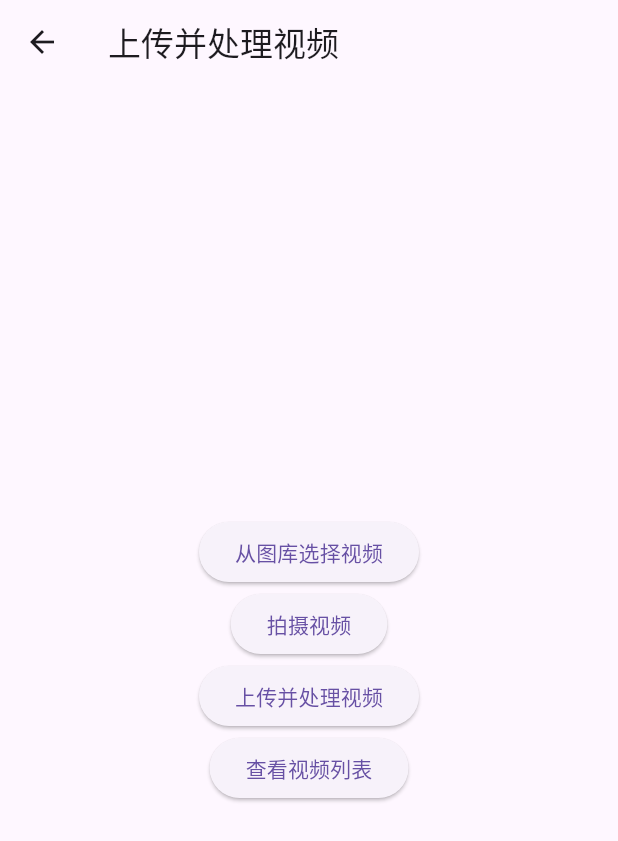
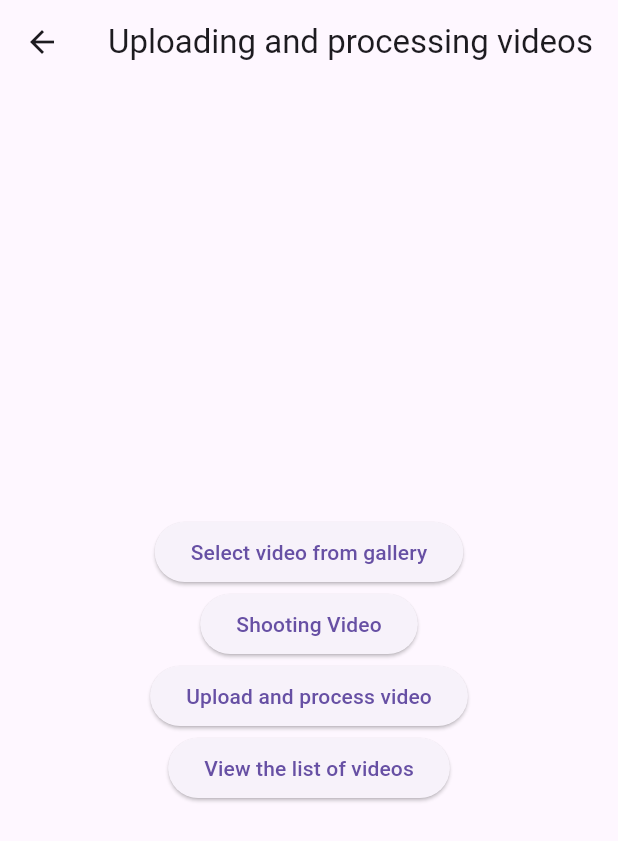
Before and after one commit to Smartphone-Motion-Lab/MaoZiyang-csi6900-frontend, a Flutter app: the UploadAndProcessVideoPage screen opened directly, on a phone screen of 412 x 824 dp. Shown: the top 841 px of the screen. Run offline on Flutter 3.47's test engine with Material 3 defaults, Android fonts, the phone set to English and light mode, and no system bars; our stand-ins replace firebase_auth, firebase_core, image_picker, permission_handler, video_player; missing offline and left inert: dart:ffi; accounts and stored records are empty.

Commit message:
Initial commit: frontend code

```diff
--- a/sportl_estimation/lib/UploadAndProcessVideoPage.dart
+++ b/sportl_estimation/lib/UploadAndProcessVideoPage.dart
@@ -100,8 +100,8 @@ class _UploadAndProcessVideoPageState extends State<UploadAndProcessVideoPage> {
     _videoController = VideoPlayerController.file(videoFile!)
       ..initialize().then((_) {
         setState(() {});
-        _videoController!.setLooping(false); // 确保视频不会循环播放
-        _videoController!.addListener(checkVideo); // 添加监听器检查视频是否结束
+        _videoController!.setLooping(false);
+        _videoController!.addListener(checkVideo);
       });
     _videoController!.addListener(() {
       setState(
@@ -110,34 +110,32 @@ class _UploadAndProcessVideoPageState extends State<UploadAndProcessVideoPage> {
   }
 
   void checkVideo() {
-    // 如果视频播放结束
     if (_videoController!.value.position == _videoController!.value.duration) {
-      _videoController!.seekTo(Duration.zero); // 重置视频到起始位置
-      _videoController!.pause(); // 暂停视频
-      setState(() {}); // 更新UI
+      _videoController!.seekTo(Duration.zero);
+      _videoController!.pause();
+      setState(() {});
     }
   }
 
   Future<void> _uploadVideoAndProcess() async {
     if (videoFile == null) {
-      _showSnackbar("请选择一个视频");
+      _showSnackbar("Please select a video");
       return;
     }
     setState(() {
       _isUploading = true;
     });
 
-    // 上传视频并接收处理结果
     bool success = await uploadAndProcessVideo(videoFile!);
 
     setState(() {
       _isUploading = false;
     });
-    // 判断上传是否成功
+
     if (success) {
-      _showSnackbar("视频处理完成");
+      _showSnackbar("Video processing completed");
     } else {
-      _showSnackbar("视频处理失败");
+      _showSnackbar("Video Processing Failure");
     }
   }
 
@@ -155,7 +153,7 @@ class _UploadAndProcessVideoPageState extends State<UploadAndProcessVideoPage> {
   @override
   Widget build(BuildContext context) {
     return Scaffold(
-      appBar: AppBar(title: const Text("上传并处理视频")),
+      appBar: AppBar(title: const Text("Uploading and processing videos")),
       body: Center(
         child: SingleChildScrollView(
           child: Column(
@@ -202,22 +200,22 @@ class _UploadAndProcessVideoPageState extends State<UploadAndProcessVideoPage> {
                 ),
               ElevatedButton(
                 onPressed: _pickVideo,
-                child: const Text("从图库选择视频"),
+                child: const Text("Select video from gallery"),
               ),
               ElevatedButton(
                 onPressed: _captureVideo,
-                child: const Text("拍摄视频"),
+                child: const Text("Shooting Video"),
               ),
               ElevatedButton(
                 onPressed: _uploadVideoAndProcess,
-                child: const Text("上传并处理视频"),
+                child: const Text("Upload and process video"),
               ),
               ElevatedButton(
                 onPressed: () => Navigator.push(
                     context,
                     MaterialPageRoute(
                         builder: (context) => const VideoListPage())),
-                child: const Text("查看视频列表"),
+                child: const Text("View the list of videos"),
               ),
               if (_isUploading) const CircularProgressIndicator(),
             ],
--- a/sportl_estimation/lib/file_utils.dart
+++ b/sportl_estimation/lib/file_utils.dart
@@ -1,13 +1,13 @@
 import 'package:path_provider/path_provider.dart';
 import 'dart:io';
 
-// 获取应用文档目录并保存视频文件
+// Get the application document directory and save the video file
 Future<void> saveVideoFile(File videoFile) async {
   try {
     final directory = await getApplicationDocumentsDirectory();
-    final newFilePath = '${directory.path}/your_video.mp4'; // 修改为你要保存的视频文件名
+    final newFilePath = '${directory.path}/your_video.mp4';
     final newFile = await videoFile.copy(newFilePath);
-    print('视频保存路径：$newFilePath'); // 使用这个路径来处理视频或者显示蒙版
+    print('视频保存路径：$newFilePath');
   } catch (e) {
     print('保存视频文件时出错: $e');
   }
--- a/sportl_estimation/lib/image_picker_page.dart
+++ b/sportl_estimation/lib/image_picker_page.dart
@@ -12,13 +12,13 @@ class MyImagePicker extends StatefulWidget {
 class _MyImagePickerState extends State<MyImagePicker> {
   final ImagePicker _picker = ImagePicker();
   XFile? _image;
-  bool _isPicking = false; // 用于跟踪 ImagePicker 的状态
+  bool _isPicking = false;
 
   Future<void> _pickImage() async {
-    if (_isPicking) return; // 如果 ImagePicker 正在工作，则直接返回
+    if (_isPicking) return;
 
     setState(() {
-      _isPicking = true; // 标记为正在工作
+      _isPicking = true;
     });
     try {
       final XFile? selectedImage =
@@ -29,10 +29,10 @@ class _MyImagePickerState extends State<MyImagePicker> {
         });
       }
     } catch (e) {
-      print('Error picking image: $e'); // 捕获并打印异常
+      print('Error picking image: $e');
     } finally {
       setState(() {
-        _isPicking = false; // 操作完成后，重置状态
+        _isPicking = false;
       });
     }
   }
@@ -41,7 +41,7 @@ class _MyImagePickerState extends State<MyImagePicker> {
   Widget build(BuildContext context) {
     return Scaffold(
       appBar: AppBar(
-        title: Text(S.of(context).select_image), // AppBar标题中文化
+        title: Text(S.of(context).select_image),
       ),
       body: Center(
         child: Column(
@@ -49,14 +49,14 @@ class _MyImagePickerState extends State<MyImagePicker> {
           children: <Widget>[
             ElevatedButton(
               onPressed: _pickImage,
-              child: Text(S.of(context).select_image_from_album), // 按钮文字中文化
+              child: Text(S.of(context).select_image_from_album),
             ),
             if (_image != null)
               Container(
                 padding: const EdgeInsets.all(8),
                 child: Text(
                   S.of(context).image_selected_image_path(_image!.path),
-                ), // 显示选中图片路径的文本中文化
+                ),
               )
           ],
         ),
--- a/sportl_estimation/lib/register_page.dart
+++ b/sportl_estimation/lib/register_page.dart
@@ -18,7 +18,6 @@ class _RegisterPageState extends State<RegisterPage> {
 
   Future<void> _register() async {
     if (_formKey.currentState!.validate()) {
-      // 确保表单通过验证后才执行注册
       _formKey.currentState!.save();
       try {
         UserCredential userCredential =
@@ -27,7 +26,7 @@ class _RegisterPageState extends State<RegisterPage> {
           password: _passwordController.text,
         );
         print("User registered: ${userCredential.user}");
-        // 注册成功后的逻辑
+
         ScaffoldMessenger.of(context).showSnackBar(
           SnackBar(content: Text(S.of(context).registration_successful)),
         );
@@ -42,7 +41,6 @@ class _RegisterPageState extends State<RegisterPage> {
         }
         ScaffoldMessenger.of(context).showSnackBar(
           SnackBar(content: Text(errorMessage)),
-          // ignore: avoid_print
         );
       } catch (e) {
         ScaffoldMessenger.of(context).showSnackBar(
@@ -56,7 +54,6 @@ class _RegisterPageState extends State<RegisterPage> {
 
   @override
   void dispose() {
-    // 释放控制器资源
     _emailController.dispose();
     _passwordController.dispose();
     _confirmPasswordController.dispose();
--- a/sportl_estimation/lib/utils.dart
+++ b/sportl_estimation/lib/utils.dart
@@ -5,21 +5,18 @@ import 'dart:convert';
 
 final ImagePicker _picker = ImagePicker();
 
-// 从图库选择视频
 Future<File?> pickVideoFromGallery() async {
   final XFile? pickedFile =
       await _picker.pickVideo(source: ImageSource.gallery);
   return pickedFile != null ? File(pickedFile.path) : null;
 }
 
-// 从摄像头拍摄视频
 Future<File?> captureVideoFromCamera() async {
   final XFile? capturedFile =
       await _picker.pickVideo(source: ImageSource.camera);
   return capturedFile != null ? File(capturedFile.path) : null;
 }
 
-// 上传并处理视频
 Future<List<dynamic>?> uploadAndProcessVideo(File videoFile) async {
   try {
     final uri = Uri.parse('http://10.0.0.67:5000/process_video');
@@ -32,10 +29,10 @@ Future<List<dynamic>?> uploadAndProcessVideo(File videoFile) async {
 
     if (response.statusCode == 200) {
       final responseJson = jsonDecode(response.body);
-      // 这里直接打印接收到的数据
+
       //print('Received skeleton data: $responseJson');
       if (responseJson is List) {
-        return responseJson; // 返回列表类型
+        return responseJson;
       } else {
         print("Unexpected response format");
         return null;
--- a/sportl_estimation/lib/video_list_page.dart
+++ b/sportl_estimation/lib/video_list_page.dart
@@ -77,10 +77,10 @@ class _VideoListPageState extends State<VideoListPage> {
         globalVideoFiles.remove(video);
       });
       ScaffoldMessenger.of(context)
-          .showSnackBar(SnackBar(content: Text("视频已删除")));
+          .showSnackBar(SnackBar(content: Text("The video has been deleted")));
     } else {
       ScaffoldMessenger.of(context)
-          .showSnackBar(SnackBar(content: Text("删除视频失败")));
+          .showSnackBar(SnackBar(content: Text("Failed to delete video")));
     }
   }
 
@@ -119,10 +119,10 @@ class _VideoListPageState extends State<VideoListPage> {
         renameVideoItem(video.videoUrl, newVideoUrl, newJsonFolderPathUrl);
       });
       ScaffoldMessenger.of(context)
-          .showSnackBar(SnackBar(content: Text("视频已重命名")));
+          .showSnackBar(SnackBar(content: Text("Video has been renamed")));
     } else {
       ScaffoldMessenger.of(context)
-          .showSnackBar(SnackBar(content: Text("重命名视频失败")));
+          .showSnackBar(SnackBar(content: Text("Rename video failed")));
     }
   }
 
@@ -133,17 +133,17 @@ class _VideoListPageState extends State<VideoListPage> {
       context: context,
       builder: (BuildContext context) {
         return AlertDialog(
-          title: Text("重命名视频"),
+          title: Text("Rename Video"),
           content: TextField(
             controller: controller,
-            decoration: InputDecoration(labelText: "新视频名称"),
+            decoration: InputDecoration(labelText: "New video name"),
           ),
           actions: [
             TextButton(
               onPressed: () {
                 Navigator.of(context).pop();
               },
-              child: Text("取消"),
+              child: Text("cancel"),
             ),
             TextButton(
               onPressed: () async {
@@ -160,11 +160,13 @@ class _VideoListPageState extends State<VideoListPage> {
                   await renameVideo(video, newFilename);
                 } else {
                   ScaffoldMessenger.of(context).showSnackBar(
-                    SnackBar(content: Text("文件名已存在或无效")),
+                    SnackBar(
+                        content:
+                            Text("File name already exists or is invalid")),
                   );
                 }
               },
-              child: Text("确认"),
+              child: Text("confirm"),
             ),
           ],
         );
@@ -176,7 +178,7 @@ class _VideoListPageState extends State<VideoListPage> {
   Widget build(BuildContext context) {
     return Scaffold(
       appBar: AppBar(
-        title: const Text("视频列表"),
+        title: const Text("Video List"),
       ),
       body: ListView.builder(
         itemCount: globalVideoFiles.length,
@@ -189,7 +191,7 @@ class _VideoListPageState extends State<VideoListPage> {
                 // 添加了 title 属性
                 video.videoUrl.split('/').last, // 显示文件名
               ),
-              subtitle: Text("上传时间: ${video.uploadTime}"),
+              subtitle: Text("Uploading time: ${video.uploadTime}"),
               trailing: Row(
                 mainAxisSize: MainAxisSize.min,
                 children: [
@@ -203,9 +205,8 @@ class _VideoListPageState extends State<VideoListPage> {
                         context,
                         MaterialPageRoute(
                           builder: (context) => VideoWithOverlayPage(
-                            videoUrl: video.videoUrl, // 视频地址
-                            jsonFolderPathUrl:
-                                video.jsonFolderPathUrl, // 传递骨架数据路径
+                            videoUrl: video.videoUrl,
+                            jsonFolderPathUrl: video.jsonFolderPathUrl,
                           ),
                         ),
                       );
```
Also changed, not shown: sportl_estimation/lib/custom_painter.dart (+120 -82 lines), sportl_estimation/lib/globals.dart (+4 -7 lines), sportl_estimation/lib/gujiaxinsilu.dart (+12 -23 lines), sportl_estimation/lib/login_page.dart (+2 -6 lines), sportl_estimation/lib/main.dart (+7 -9 lines), sportl_estimation/lib/video_player_with_overlay.dart (+15 -54 lines), sportl_estimation/lib/locale_provider.dart (deleted).
